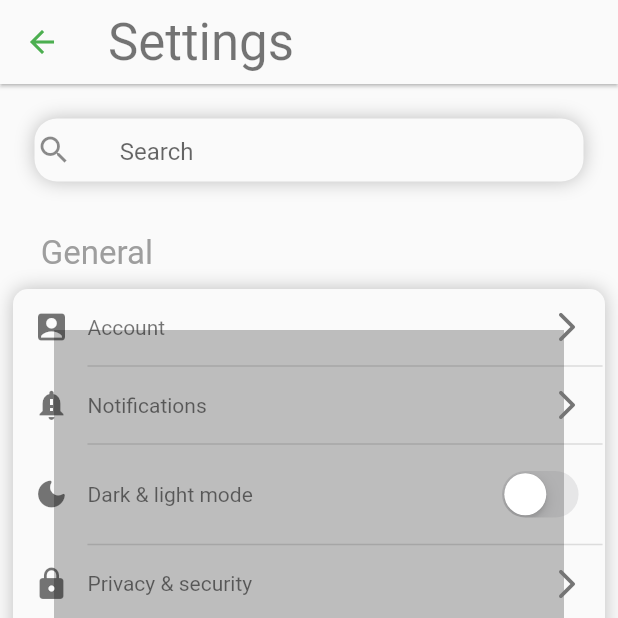
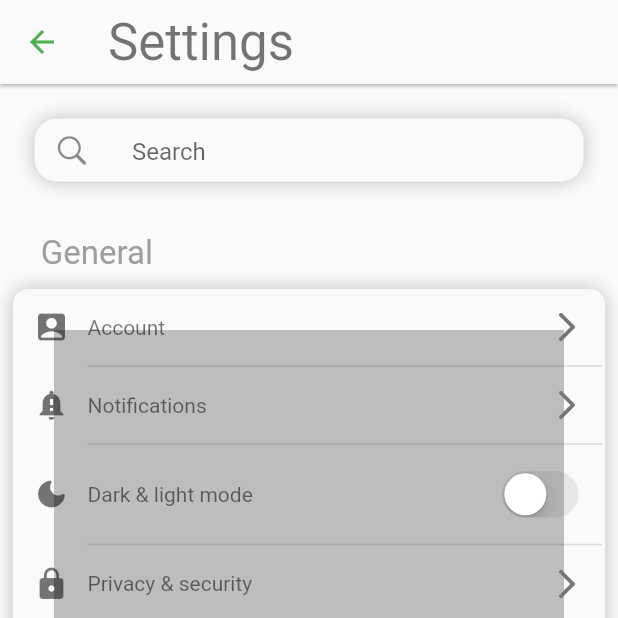
Before and after one commit to OresteGabo/frvb_app, a Flutter app: the screen it shows after launch, item 4 of the bottom bar chosen, on a phone screen of 412 x 824 dp, the top half of it. Run offline on Flutter 3.47's test engine with Material 2 defaults, Android fonts, the phone set to English and light mode, and no system bars; our stand-ins replace badges, flutter_svg, shared_preferences, sliding_up_panel, smooth_page_indicator.

Commit message:
Adjusting the search icon, and changing into a cupertino icon

```diff
--- a/lib/pages/settings.dart
+++ b/lib/pages/settings.dart
@@ -40,7 +40,6 @@ class _SettingsPageState extends State<SettingsPage> {
           Container(
             height: 40,
             decoration: BoxDecoration(
-              //color: AppVars.isDark ? Colors.grey : Colors.white,
               boxShadow: [
                 AppVars.boxShadow,
               ],
@@ -48,11 +47,15 @@ class _SettingsPageState extends State<SettingsPage> {
               borderRadius: BorderRadius.circular(15),
             ),
             margin: const EdgeInsets.all(24),
-            child: const TextField(
+            child: TextField(
               decoration: InputDecoration(
-                icon: Icon(Icons.search),
+                icon: IconButton(
+                  padding: EdgeInsets.zero,
+                  icon: const Icon(CupertinoIcons.search),
+                  onPressed: () {},
+                ),
                 border: InputBorder.none,
-                hintText: '    Search',
+                hintText: 'Search',
               ),
             ),
           ),
@@ -103,7 +106,7 @@ class _SettingsPageState extends State<SettingsPage> {
                           Icons.dark_mode_rounded,
                           "Dark & light mode",
                           CupertinoSwitch(
-                              activeColor: Colors.greenAccent,
+                              activeColor: AppVars.selectedColor,
                               value: AppVars.isDark,
                               onChanged: (value) {
                                 setState(() {
@@ -160,7 +163,7 @@ class _SettingsPageState extends State<SettingsPage> {
                           Icons.live_tv,
                           "Live games",
                           CupertinoSwitch(
-                              activeColor: Colors.greenAccent,
+                              activeColor: AppVars.selectedColor,
                               value: AppVars.liveGamesNotificationsEnabled,
                               onChanged: (value) {
                                 setState(() {
@@ -176,7 +179,7 @@ class _SettingsPageState extends State<SettingsPage> {
                           Icons.sports_volleyball,
                           "Games update",
                           CupertinoSwitch(
-                              activeColor: Colors.greenAccent,
+                              activeColor: AppVars.selectedColor,
                               value: AppVars.gamesUpdateNotificationsEnaled,
                               onChanged: (value) {
                                 setState(() {
@@ -192,7 +195,7 @@ class _SettingsPageState extends State<SettingsPage> {
                             Icons.bookmark,
                             "Favorite Athlete update",
                             CupertinoSwitch(
-                                activeColor: Colors.greenAccent,
+                                activeColor: AppVars.selectedColor,
                                 value: AppVars
                                     .favoriteAthleteUpdateNotificationsEnabled,
                                 onChanged: (value) {
@@ -209,7 +212,7 @@ class _SettingsPageState extends State<SettingsPage> {
                             Icons.bookmark,
                             "Favorite Competitions update",
                             CupertinoSwitch(
-                                activeColor: Colors.greenAccent,
+                                activeColor: AppVars.selectedColor,
                                 value: AppVars
                                     .favoriteCompetitionUpdateNotificationsEnabled,
                                 onChanged: (value) {
@@ -227,6 +230,7 @@ class _SettingsPageState extends State<SettingsPage> {
                             "Favorite teams update",
                             CupertinoSwitch(
                                 //activeColor: Colors.greenAccent,
+                                activeColor: AppVars.selectedColor,
                                 value: AppVars
                                     .favoriteTeamUpdateNotificationsEnabled,
                                 onChanged: (value) {
```
